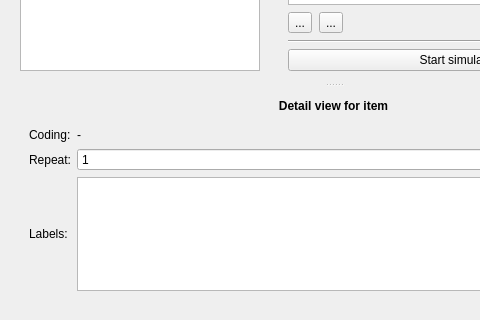
The window that data/ui/simulator.ui (jopohl/urh) describes before a commit, drawn with Qt 5; both pictures show x 0 to 480 and y 165 to 485 of the 667 by 485 pixel window.
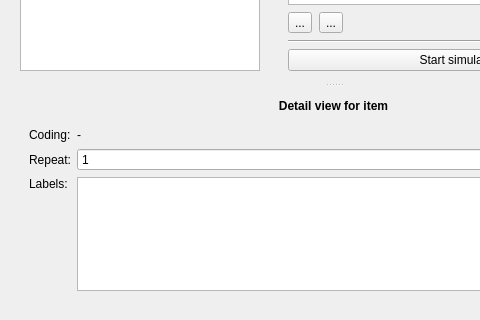
The same window after the commit. The open tabs and pages were chosen to show the change. Icons and pictures are not drawn. Custom widgets are drawn as their Qt base class.

Commit message: allow deleting labels in detail view

What changed in the file:
```diff
--- a/data/ui/simulator.ui
+++ b/data/ui/simulator.ui
@@ -539,6 +539,9 @@
                  <property name="text">
                   <string>Labels:</string>
                  </property>
+                 <property name="alignment">
+                  <set>Qt::AlignLeading|Qt::AlignLeft|Qt::AlignTop</set>
+                 </property>
                 </widget>
                </item>
                <item row="1" column="2">
@@ -676,6 +679,11 @@
    <extends>QLineEdit</extends>
    <header>urh.ui.ExpressionLineEdit.h</header>
   </customwidget>
+  <customwidget>
+   <class>SimulatorLabelTableView</class>
+   <extends>QTableView</extends>
+   <header>urh.ui.views.SimulatorLabelTableView.h</header>
+  </customwidget>
  </customwidgets>
  <resources>
   <include location="urh.qrc"/>
```
Left out of the diff: 7 changed lines with no effect on the pictures. The commit also changes 3 other files.
